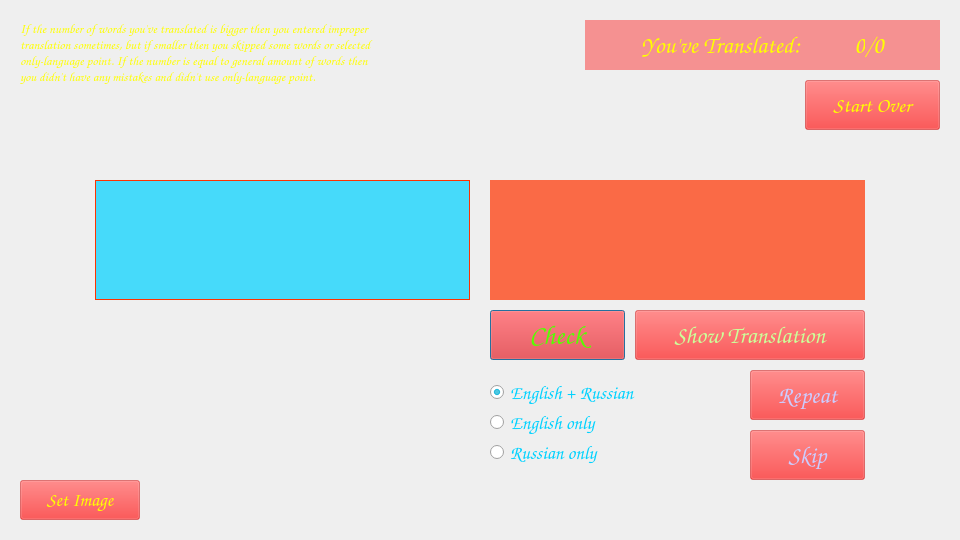
Before: the Qt Designer form trainingmode.ui in Matrix4555/EngDictionary, drawn with Qt 5.
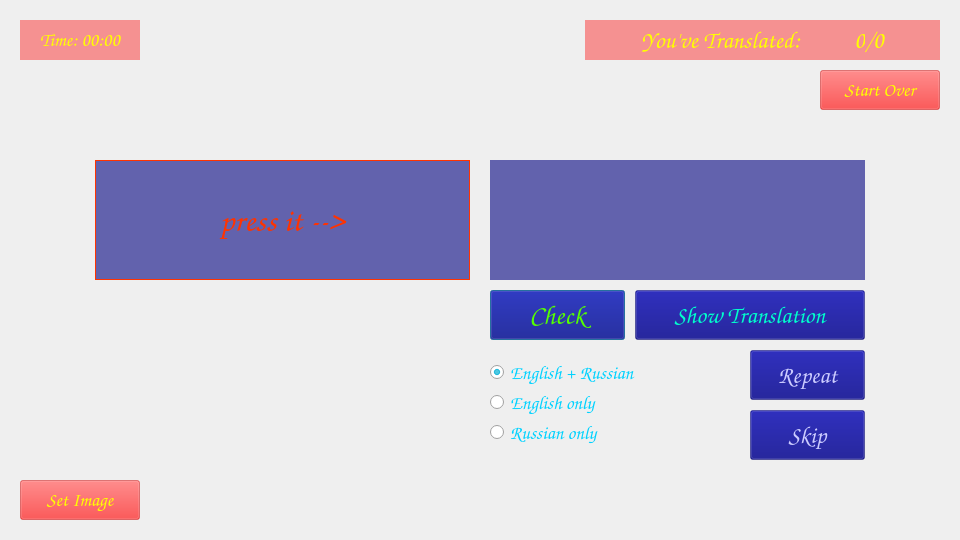
After: the same form once the commit is applied.

```diff
--- a/trainingmode.ui
+++ b/trainingmode.ui
@@ -32,7 +32,7 @@
    <property name="geometry">
     <rect>
      <x>95</x>
-     <y>180</y>
+     <y>160</y>
      <width>375</width>
      <height>120</height>
     </rect>
@@ -47,8 +47,7 @@
    </property>
    <property name="styleSheet">
     <string notr="true">color: rgb(255, 51, 0);
-background-color: rgb(0, 210, 255, 180);
-</string>
+background-color: rgba(0, 0, 127, 150);</string>
    </property>
    <property name="frameShape">
     <enum>QFrame::Box</enum>
@@ -63,7 +62,7 @@
     <number>0</number>
    </property>
    <property name="text">
-    <string/>
+    <string>press it --&gt;</string>
    </property>
    <property name="alignment">
     <set>Qt::AlignCenter</set>
@@ -73,7 +72,7 @@
    <property name="geometry">
     <rect>
      <x>490</x>
-     <y>180</y>
+     <y>160</y>
      <width>375</width>
      <height>120</height>
     </rect>
@@ -85,8 +84,8 @@
     </font>
    </property>
    <property name="styleSheet">
-    <string notr="true">color: rgb(0, 210, 255);
-background-color: rgb(255, 51, 0, 180);</string>
+    <string notr="true">background-color: rgb(0, 0, 127, 150);
+color: rgba(0, 210, 255);</string>
    </property>
    <property name="text">
     <string/>
@@ -105,7 +104,7 @@
    <property name="geometry">
     <rect>
      <x>490</x>
-     <y>310</y>
+     <y>290</y>
      <width>135</width>
      <height>50</height>
     </rect>
@@ -119,8 +118,8 @@
     </font>
    </property>
    <property name="styleSheet">
-    <string notr="true">QPushButton{background-color: rgba(255, 0, 0, 100); color: rgb(85, 255, 0)}
-QPushButton::hover{background-color: rgba(255, 0, 0, 150)}</string>
+    <string notr="true">QPushButton{background-color: rgba(0, 0, 127, 100); color: rgb(85, 255, 0)}
+QPushButton::hover{background-color: rgba(0, 0, 127, 150)}</string>
    </property>
    <property name="text">
     <string>Check</string>
@@ -136,7 +135,7 @@
    <property name="geometry">
     <rect>
      <x>750</x>
-     <y>370</y>
+     <y>350</y>
      <width>115</width>
      <height>50</height>
     </rect>
@@ -153,8 +152,8 @@
     </font>
    </property>
    <property name="styleSheet">
-    <string notr="true">QPushButton{background-color: rgba(255, 0, 0, 100); color: rgb(204, 204, 255)}
-QPushButton::hover{background-color: rgba(255, 0, 0, 150)}</string>
+    <string notr="true">QPushButton{background-color: rgba(0, 0, 127, 100); color: rgb(204, 204, 255)}
+QPushButton::hover{background-color: rgba(0, 0, 127, 150)}</string>
    </property>
    <property name="text">
     <string>Repeat</string>
@@ -167,7 +166,7 @@
    <property name="geometry">
     <rect>
      <x>635</x>
-     <y>310</y>
+     <y>290</y>
      <width>230</width>
      <height>50</height>
     </rect>
@@ -181,8 +180,8 @@
     </font>
    </property>
    <property name="styleSheet">
-    <string notr="true">QPushButton{background-color: rgba(255, 0, 0, 100); color: rgb(204, 255, 153)}
-QPushButton::hover{background-color: rgba(255, 0, 0, 150)}</string>
+    <string notr="true">QPushButton{background-color: rgba(0, 0, 127, 100); color: rgb(0, 255, 204)}
+QPushButton::hover{background-color: rgba(0, 0, 127, 150)}</string>
    </property>
    <property name="text">
     <string>Show Translation</string>
@@ -192,7 +191,7 @@
    <property name="geometry">
     <rect>
      <x>490</x>
-     <y>440</y>
+     <y>420</y>
      <width>180</width>
      <height>25</height>
     </rect>
@@ -218,7 +217,7 @@
    <property name="geometry">
     <rect>
      <x>490</x>
-     <y>410</y>
+     <y>390</y>
      <width>180</width>
      <height>25</height>
     </rect>
@@ -247,7 +246,7 @@
    <property name="geometry">
     <rect>
      <x>490</x>
-     <y>380</y>
+     <y>360</y>
      <width>180</width>
      <height>25</height>
     </rect>
@@ -281,7 +280,7 @@
      <x>805</x>
      <y>20</y>
      <width>60</width>
-     <height>50</height>
+     <height>40</height>
     </rect>
    </property>
    <property name="font">
@@ -291,8 +290,9 @@
     </font>
    </property>
    <property name="styleSheet">
-    <string notr="true">color: rgb(255, 255, 0);
-background-color: rgba(255, 0, 0, 100);</string>
+    <string notr="true">QLabel{color: rgb(255, 255, 0);
+background-color: rgba(255, 0, 0, 100);}
+QToolTip{border: 0px; background-color: rgb(0, 85, 127); font: 11pt Comic Sans MS; color: rgb(255,255,0);qproperty-alignment: AlignCenter;}</string>
    </property>
    <property name="text">
     <string>0</string>
@@ -305,7 +305,7 @@
    <property name="geometry">
     <rect>
      <x>750</x>
-     <y>430</y>
+     <y>410</y>
      <width>115</width>
      <height>50</height>
     </rect>
@@ -319,8 +319,8 @@
     </font>
    </property>
    <property name="styleSheet">
-    <string notr="true">QPushButton{background-color: rgba(255, 0, 0, 100); color: rgb(204, 204, 255)}
-QPushButton::hover{background-color: rgba(255, 0, 0, 150)}</string>
+    <string notr="true">QPushButton{background-color: rgba(0, 0, 127, 100); color: rgb(204, 204, 255)}
+QPushButton::hover{background-color: rgba(0, 0, 127, 150)}</string>
    </property>
    <property name="text">
     <string>Skip</string>
@@ -329,18 +329,18 @@
   <widget class="QPushButton" name="pushButtonStartOver">
    <property name="geometry">
     <rect>
-     <x>805</x>
-     <y>80</y>
-     <width>135</width>
-     <height>50</height>
+     <x>820</x>
+     <y>70</y>
+     <width>120</width>
+     <height>40</height>
     </rect>
    </property>
    <property name="font">
     <font>
      <family>Comic Sans MS</family>
-     <pointsize>16</pointsize>
-     <weight>75</weight>
-     <bold>true</bold>
+     <pointsize>14</pointsize>
+     <weight>50</weight>
+     <bold>false</bold>
     </font>
    </property>
    <property name="styleSheet">
@@ -380,7 +380,7 @@
      <x>585</x>
      <y>20</y>
      <width>220</width>
-     <height>50</height>
+     <height>40</height>
     </rect>
    </property>
    <property name="font">
@@ -390,8 +390,9 @@
     </font>
    </property>
    <property name="styleSheet">
-    <string notr="true">color: rgb(255, 255, 0);
-background-color: rgba(255, 0, 0, 100);</string>
+    <string notr="true">QLabel{color: rgb(255, 255, 0);
+background-color: rgba(255, 0, 0, 100);}
+QToolTip{border: 0px; background-color: rgb(0, 85, 127); font: 11pt Comic Sans MS; color: rgb(255,255,0);qproperty-alignment: AlignCenter;}</string>
    </property>
    <property name="text">
     <string>You've Translated: </string>
@@ -406,7 +407,7 @@
      <x>865</x>
      <y>20</y>
      <width>75</width>
-     <height>50</height>
+     <height>40</height>
     </rect>
    </property>
    <property name="font">
@@ -416,8 +417,9 @@
     </font>
    </property>
    <property name="styleSheet">
-    <string notr="true">color: rgb(255, 255, 0);
-background-color: rgba(255, 0, 0, 100);</string>
+    <string notr="true">QLabel{color: rgb(255, 255, 0);
+background-color: rgba(255, 0, 0, 100);}
+QToolTip{border: 0px; background-color: rgb(0, 85, 127); font: 11pt Comic Sans MS; color: rgb(255,255,0);qproperty-alignment: AlignCenter;}</string>
    </property>
    <property name="text">
     <string>/0</string>
@@ -431,27 +433,25 @@
     <rect>
      <x>20</x>
      <y>20</y>
-     <width>480</width>
-     <height>85</height>
+     <width>120</width>
+     <height>40</height>
     </rect>
    </property>
    <property name="font">
     <font>
      <family>Comic Sans MS</family>
-     <pointsize>10</pointsize>
+     <pointsize>14</pointsize>
     </font>
    </property>
    <property name="styleSheet">
-    <string notr="true">color: rgb(255, 255, 0);</string>
+    <string notr="true">background-color: rgba(255, 0, 0, 100);
+color: rgb(255, 255, 0);</string>
    </property>
    <property name="text">
-    <string>If the number of words you've translated is bigger then you entered improper 
-translation sometimes, but if smaller then you skipped some words or selected 
-only-language point. If the number is equal to general amount of words then 
-you didn't have any mistakes and didn't use only-language point.</string>
+    <string>Time: 00:00</string>
    </property>
    <property name="alignment">
-    <set>Qt::AlignLeading|Qt::AlignLeft|Qt::AlignTop</set>
+    <set>Qt::AlignCenter</set>
    </property>
   </widget>
  </widget>
```
Left out of the diff: 2 changed lines with no effect on the pictures.
